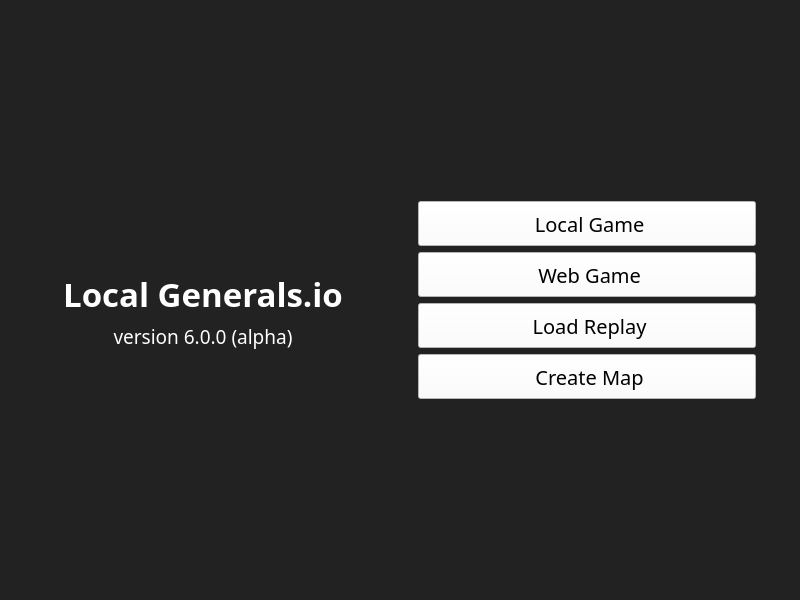
The window that src/mainWindow/mainWindow.ui (SZXC-WG/LocalGen-new) describes before a commit, drawn with Qt 5.
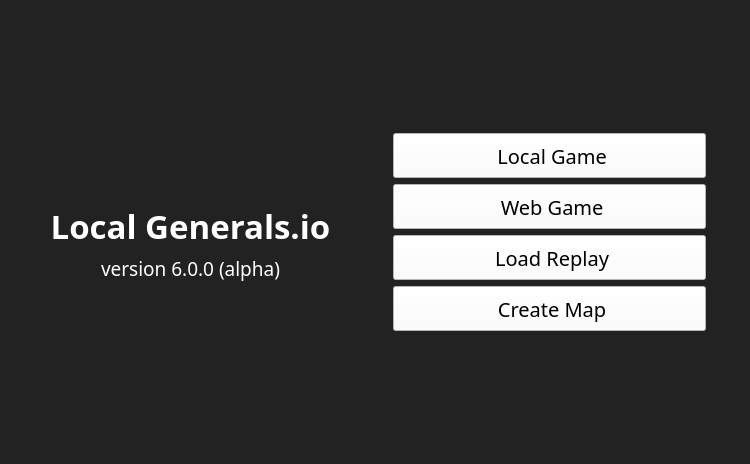
The same window after the commit. Icons and pictures are not drawn.

```diff
--- a/src/mainWindow/mainWindow.ui
+++ b/src/mainWindow/mainWindow.ui
@@ -6,8 +6,8 @@
    <rect>
     <x>0</x>
     <y>0</y>
-    <width>800</width>
-    <height>600</height>
+    <width>750</width>
+    <height>464</height>
    </rect>
   </property>
   <property name="font">
```
Left out of the diff: 14 changed lines with no effect on the pictures.
